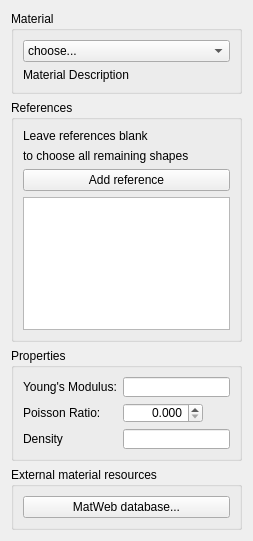
Above: src/Mod/Fem/TaskPanelMechanicalMaterial.ui from berndhahnebach/All_FreeCAD before the change. Below: the same form after it.
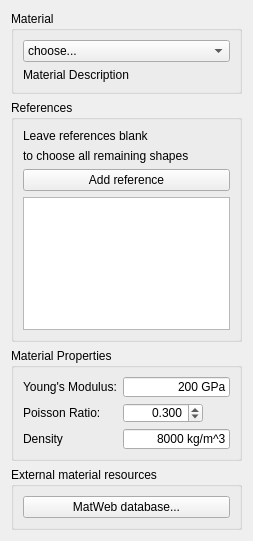
That is the form after the change. Custom widgets are drawn as their Qt base class.

Commit message: FEM: materials: some small changes in task panel and ccx writer

What changed in the file:
```diff
--- a/src/Mod/Fem/TaskPanelMechanicalMaterial.ui
+++ b/src/Mod/Fem/TaskPanelMechanicalMaterial.ui
@@ -93,7 +93,7 @@
       </size>
      </property>
      <property name="title">
-      <string>Properties</string>
+      <string>Material Properties</string>
      </property>
      <layout class="QVBoxLayout" name="verticalLayout_7">
       <item>
@@ -122,6 +122,9 @@
             <height>20</height>
            </size>
           </property>
+          <property name="text">
+           <string>200 GPa</string>
+          </property>
           <property name="alignment">
            <set>Qt::AlignRight|Qt::AlignTrailing|Qt::AlignVCenter</set>
           </property>
@@ -176,7 +179,7 @@
            <double>0.100000000000000</double>
           </property>
           <property name="value">
-           <double>0.000000000000000</double>
+           <double>0.300000000000000</double>
           </property>
          </widget>
         </item>
@@ -202,7 +205,7 @@
            </size>
           </property>
           <property name="text">
-           <string/>
+           <string>8000 kg/m^3</string>
           </property>
           <property name="alignment">
            <set>Qt::AlignRight|Qt::AlignTrailing|Qt::AlignVCenter</set>
```
Left out of the diff: 2 changed lines with no effect on the pictures. The commit also changes 2 other files.
